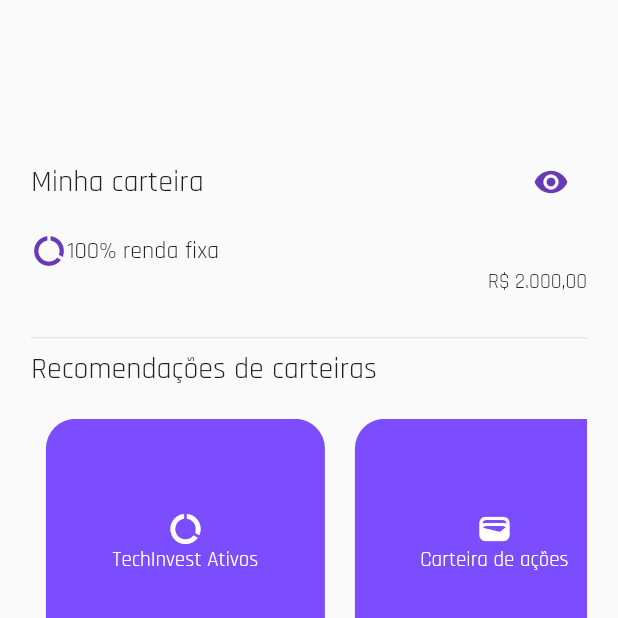
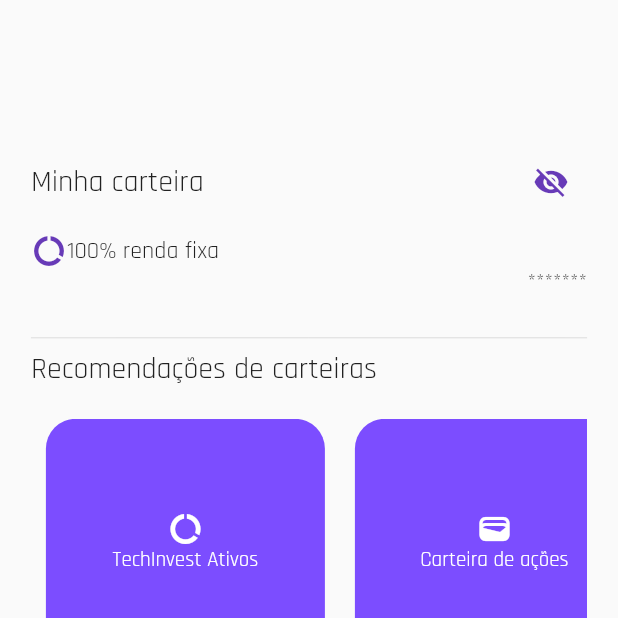
Before and after one commit to mechztcc/digibank, a Flutter app: the InvestAreaPage screen opened by its route, on a phone screen of 412 x 824 dp, the top half of it. Run offline on Flutter 3.47's test engine with Material 2 defaults, Android fonts, the phone set to English and light mode, and no system bars; drawn by our look-alikes of flutter_animate; our stand-ins replace dio, flutter_modular, google_fonts; missing offline and left inert: dart:ffi, validatorless.

Commit message:
feat: added hide value of wallet on invest module

```diff
--- a/lib/app/core/components/credit_card_widget.dart
+++ b/lib/app/core/components/credit_card_widget.dart
@@ -15,6 +15,11 @@ class CreditCardWidget extends StatelessWidget {
       decoration: BoxDecoration(
         borderRadius: BorderRadius.circular(20),
         color: Colors.deepPurpleAccent,
+        image: const DecorationImage(
+          image: AssetImage("assets/images/charts.gif"),
+          fit: BoxFit.contain,
+          alignment: Alignment.bottomRight
+        ),
       ),
       child: Padding(
         padding: const EdgeInsets.all(15),
@@ -22,7 +27,6 @@ class CreditCardWidget extends StatelessWidget {
           mainAxisAlignment: MainAxisAlignment.spaceAround,
           crossAxisAlignment: CrossAxisAlignment.start,
           children: [
-
             Column(
               crossAxisAlignment: CrossAxisAlignment.start,
               children: const [
--- a/lib/app/modules/invest/pages/invest-area_page.dart
+++ b/lib/app/modules/invest/pages/invest-area_page.dart
@@ -4,11 +4,16 @@ import 'package:flutter/material.dart';
 import 'package:flutter_animate/flutter_animate.dart';
 
 class InvestAreaPage extends StatefulWidget {
+  bool isHideContent = false;
+
   final String title;
-  const InvestAreaPage({Key? key, this.title = 'Investimentos'})
-      : super(key: key);
+  InvestAreaPage({Key? key, this.title = 'Investimentos'}) : super(key: key);
   @override
   InvestAreaPageState createState() => InvestAreaPageState();
+
+  onChangeVisibility() {
+    isHideContent = !isHideContent;
+  }
 }
 
 class InvestAreaPageState extends State<InvestAreaPage> {
@@ -37,9 +42,15 @@ class InvestAreaPageState extends State<InvestAreaPage> {
                       ),
                     ),
                     IconButton(
-                      onPressed: () {},
-                      icon: const Icon(
-                        Icons.remove_red_eye,
+                      onPressed: () {
+                        setState(() {
+                          widget.onChangeVisibility();
+                        });
+                      },
+                      icon: Icon(
+                        widget.isHideContent
+                            ? Icons.visibility
+                            : Icons.visibility_off,
                         color: Colors.deepPurple,
                       ),
                     )
@@ -64,7 +75,9 @@ class InvestAreaPageState extends State<InvestAreaPage> {
                 ),
                 Row(
                   mainAxisAlignment: MainAxisAlignment.end,
-                  children: const [Text('R\$ 2.000,00')],
+                  children: [
+                    Text(widget.isHideContent ? 'R\$ 2.000,00' : '*******')
+                  ],
                 ),
                 const SizedBox(
                   height: 20,
--- a/lib/app/modules/pix/pages/pix_page.dart
+++ b/lib/app/modules/pix/pages/pix_page.dart
@@ -20,6 +20,11 @@ class PixPageState extends State<PixPage> {
       body: Column(
         mainAxisAlignment: MainAxisAlignment.center,
         children: [
+          SizedBox(
+            height: size.height * 0.3,
+            child: const Image(
+                image: AssetImage('assets/images/welcome.gif')),
+          ),
           const Text(
             'Minha Área Pix',
             style: TextStyle(fontSize: 40, fontWeight: FontWeight.bold),
--- a/pubspec.yaml
+++ b/pubspec.yaml
@@ -75,7 +75,9 @@ flutter:
     - assets/images/visa.png
     - assets/images/bank.gif
     - assets/images/create-account.gif
+    - assets/images/charts.gif
     - assets/images/welcome.gif
+    - assets/images/wave.svg
 
   # An image asset can refer to one or more resolution-specific "variants", see
   # https://flutter.dev/assets-and-images/#resolution-aware
```
Also changed, not shown: assets/images/charts.gif (added), assets/images/wave.svg (added).
